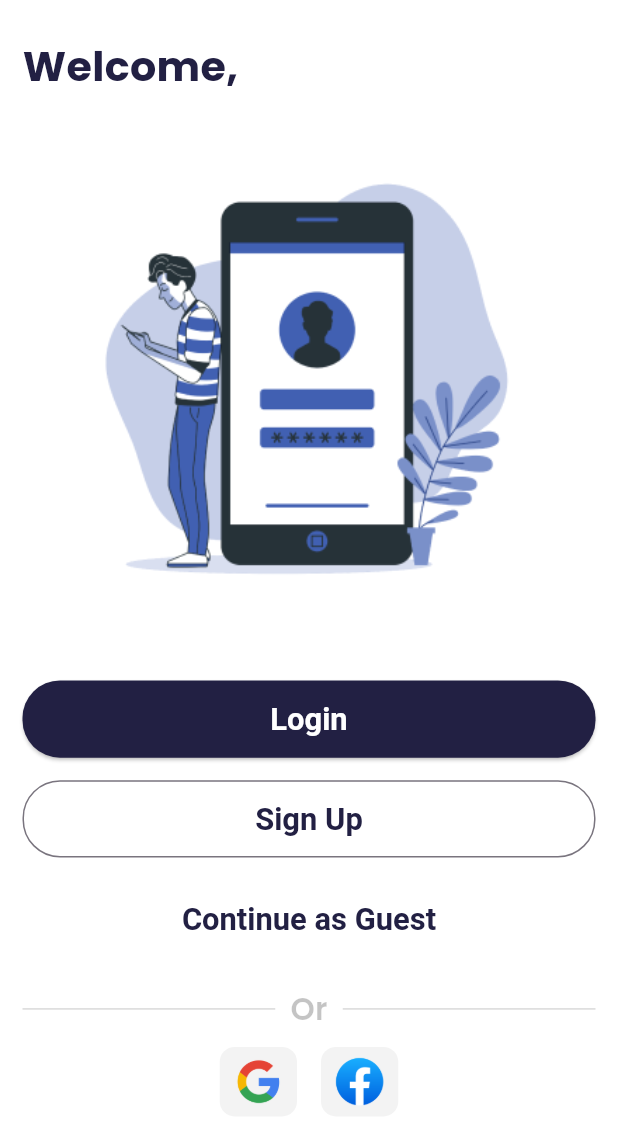
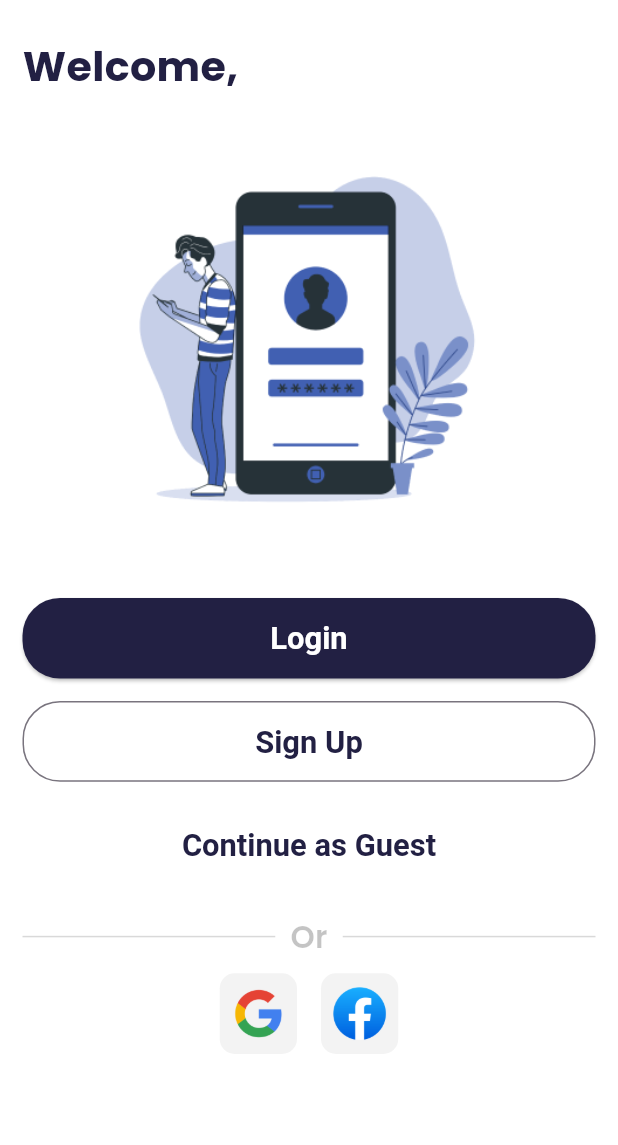
Before and after one commit to radyhaggag/bns360_graduation_project, a Flutter app: the screen it shows after launch, on a phone screen of 412 x 824 dp. Shown: the top 1145 px of the screen. Run offline on Flutter 3.47's test engine with Material 3 defaults, Android fonts, the phone set to English and light mode, and no system bars; our stand-ins replace animated_bottom_navigation_bar, bloc, carousel_slider, dartz, dio, dropdown_button2 and 12 more; accounts and stored records are empty.

Commit message:
refactor the responsive values

```diff
--- a/lib/bns360_app.dart
+++ b/lib/bns360_app.dart
@@ -17,16 +17,16 @@ class BNS360App extends StatelessWidget {
   Widget build(BuildContext context) {
     return BlocProvider<LocalizationBloc>(
       create: (context) => sl<LocalizationBloc>()..add(GetSavedLanguage()),
+      child: ScreenUtilInit(
+        designSize: const Size(360, 800),
+        minTextAdapt: true,
+        splitScreenMode: true,
         child: BlocBuilder<LocalizationBloc, LocalizationState>(
           builder: (context, state) {
             ScreenUtil.init(context);
             ThemeConfig.configureStatusBarColor();
             if (state is ChangeLocalState) {
-            return ScreenUtilInit(
-              designSize: const Size(360, 800),
-              minTextAdapt: true,
-              splitScreenMode: true,
-              child: MaterialApp(
+              return MaterialApp(
                 supportedLocales: S.delegate.supportedLocales,
                 localizationsDelegates: const [
                   S.delegate,
@@ -40,12 +40,12 @@ class BNS360App extends StatelessWidget {
                 theme: ThemeConfig.getLightTheme(),
                 onGenerateRoute: RouteConfig.getRoute,
                 initialRoute: Routes.splash,
-              ),
               );
             }
             return const SizedBox();
           },
         ),
+      ),
     );
   }
 }
--- a/lib/core/widgets/buttons/custom_buttons.dart
+++ b/lib/core/widgets/buttons/custom_buttons.dart
@@ -23,7 +23,7 @@ class CustomElevatedButton extends StatelessWidget {
   Widget build(BuildContext context) {
     return SizedBox(
       width: width ?? context.width,
-      height: height ?? 50.h,
+      height: height ?? 45.h,
       child: ElevatedButton(
         onPressed: onPressed,
         style: Theme.of(context).elevatedButtonTheme.style?.copyWith(
@@ -55,7 +55,7 @@ class CustomOutlinedButton extends StatelessWidget {
   Widget build(BuildContext context) {
     return SizedBox(
       width: width ?? context.width,
-      height: height ?? 50.h,
+      height: height ?? 45.h,
       child: OutlinedButton(
         onPressed: onPressed,
         style: Theme.of(context).outlinedButtonTheme.style?.copyWith(
@@ -87,7 +87,7 @@ class CustomTextButton extends StatelessWidget {
   Widget build(BuildContext context) {
     return SizedBox(
       width: width ?? context.width,
-      height: height ?? 50.h,
+      height: height ?? 45.h,
       child: TextButton(
         onPressed: onPressed,
         style: Theme.of(context).textButtonTheme.style?.copyWith(
--- a/lib/core/widgets/buttons/custom_loading_buttons.dart
+++ b/lib/core/widgets/buttons/custom_loading_buttons.dart
@@ -20,7 +20,7 @@ class CustomElevatedButtonWithLoading extends StatelessWidget {
   @override
   Widget build(BuildContext context) {
     return SizedBox(
-      height: height ?? 50.h,
+      height: height ?? 45.h,
       child: AnimatedCrossFade(
         duration: const Duration(milliseconds: 250),
         firstChild: CustomElevatedButton(
@@ -52,7 +52,7 @@ class CustomOutlinedButtonWithLoading extends StatelessWidget {
   @override
   Widget build(BuildContext context) {
     return SizedBox(
-      height: height ?? 50.h,
+      height: height ?? 45.h,
       child: AnimatedCrossFade(
         duration: const Duration(milliseconds: 250),
         firstChild: CustomOutlinedButton(
@@ -84,7 +84,7 @@ class CustomTextButtonWithLoading extends StatelessWidget {
   @override
   Widget build(BuildContext context) {
     return SizedBox(
-      height: height ?? 50.h,
+      height: height ?? 45.h,
       child: AnimatedCrossFade(
         duration: const Duration(milliseconds: 250),
         firstChild: CustomTextButton(
--- a/lib/core/widgets/category_details/category_details_image.dart
+++ b/lib/core/widgets/category_details/category_details_image.dart
@@ -14,8 +14,8 @@ class _CategoryDetailsImage extends StatelessWidget {
       child: CachedNetworkImage(
         imageUrl: imageUrl,
         width: 250.w,
-        height: 150.h,
-        fit: BoxFit.fill,
+        height: 125.h,
+        fit: BoxFit.cover,
       ),
     );
   }
--- a/lib/core/widgets/custom_dropdown.dart
+++ b/lib/core/widgets/custom_dropdown.dart
@@ -1,5 +1,6 @@
 import 'package:dropdown_button2/dropdown_button2.dart';
 import 'package:flutter/material.dart';
+import 'package:flutter_screenutil/flutter_screenutil.dart';
 
 import '../utils/app_colors.dart';
 import '../utils/app_styles.dart';
@@ -38,7 +39,7 @@ class _CustomDropdownState<T> extends State<CustomDropdown<T>> {
   @override
   Widget build(BuildContext context) {
     return Container(
-      height: 50,
+      height: 45.h,
       decoration: BoxDecoration(
         color: widget.dropdownColor ?? AppColors.hint,
         border: Border.all(color: AppColors.black25),
--- a/lib/features/auth/presentation/widgets/forgot_password/forgot_password_body.dart
+++ b/lib/features/auth/presentation/widgets/forgot_password/forgot_password_body.dart
@@ -26,7 +26,7 @@ class ForgotPasswordBody extends StatelessWidget {
               AppAssets.forgotPassword,
               alignment: Alignment.center,
               width: context.width,
-              height: context.height / 2.4,
+              height: context.height / 3,
             ),
             Text(
               S.of(context).forgotPassword,
--- a/lib/features/auth/presentation/widgets/login/login_body.dart
+++ b/lib/features/auth/presentation/widgets/login/login_body.dart
@@ -23,7 +23,7 @@ class LoginBody extends StatelessWidget {
         child: Column(
           crossAxisAlignment: CrossAxisAlignment.center,
           children: [
-            SizedBox(height: 100.h),
+            SizedBox(height: 80.h),
             Text(
               S.of(context).loginMsg,
               style: AppStyles.getBoldStyle(color: AppColors.primary),
--- a/lib/features/auth/presentation/widgets/login/login_btn.dart
+++ b/lib/features/auth/presentation/widgets/login/login_btn.dart
@@ -1,6 +1,5 @@
 import 'package:flutter/material.dart';
 import 'package:flutter_bloc/flutter_bloc.dart';
-import 'package:flutter_screenutil/flutter_screenutil.dart';
 
 import '../../../../../core/widgets/buttons/custom_loading_buttons.dart';
 import '../../../../../generated/l10n.dart';
@@ -15,7 +14,6 @@ class LoginBtn extends StatelessWidget {
     return BlocBuilder<AuthBloc, AuthState>(
       builder: (context, state) {
         return CustomElevatedButtonWithLoading(
-          height: 50.h,
           onPressed: onPressed,
           label: S.of(context).login,
           isLoading: state is LoginLoadingState,
--- a/lib/features/auth/presentation/widgets/login/not_have_account_tile.dart
+++ b/lib/features/auth/presentation/widgets/login/not_have_account_tile.dart
@@ -20,7 +20,7 @@ class NotHaveAccountTile extends StatelessWidget {
         ),
         const SizedBox(width: 10),
         InkWell(
-          onTap: () => Navigator.of(context).popAndPushNamed(
+          onTap: () => Navigator.of(context).pushNamed(
             Routes.signUp,
           ),
           child: Text(
--- a/lib/features/auth/presentation/widgets/sign_up/have_account_tile.dart
+++ b/lib/features/auth/presentation/widgets/sign_up/have_account_tile.dart
@@ -20,7 +20,7 @@ class HaveAccountTile extends StatelessWidget {
         ),
         const SizedBox(width: 10),
         InkWell(
-          onTap: () => Navigator.of(context).popAndPushNamed(
+          onTap: () => Navigator.of(context).pushNamed(
             Routes.login,
           ),
           child: Text(
--- a/lib/features/auth/presentation/widgets/welcome/welcome_body.dart
+++ b/lib/features/auth/presentation/widgets/welcome/welcome_body.dart
@@ -39,7 +39,7 @@ class WelcomeBody extends StatelessWidget {
             Image.asset(
               AppAssets.welcomeVector,
               width: context.width,
-              height: context.height / 2.5,
+              height: context.height / 3,
             ),
             const SizedBox(height: 30),
             CustomElevatedButton(
@@ -57,8 +57,8 @@ class WelcomeBody extends StatelessWidget {
             ),
             const SizedBox(height: 15),
             CustomTextButton(
-              onPressed: () => Navigator.of(context).popAndPushNamed(
-                Routes.home,
+              onPressed: () => Navigator.of(context).pushNamed(
+                Routes.bottomNavBar,
               ),
               label: S.of(context).continueAsGuest,
             ),
--- a/lib/features/home/presentation/widgets/explore_places_section/explore_places_builder.dart
+++ b/lib/features/home/presentation/widgets/explore_places_section/explore_places_builder.dart
@@ -33,7 +33,7 @@ class _ExplorePlacesBuilder extends StatelessWidget {
             ),
             scrollDirection: Axis.horizontal,
             width: context.width,
-            height: 330.h,
+            height: 275.h,
           ),
         );
       },
--- a/lib/features/home/presentation/widgets/home_body.dart
+++ b/lib/features/home/presentation/widgets/home_body.dart
@@ -17,7 +17,7 @@ class HomeBody extends StatelessWidget {
         child: Column(
           children: [
             HomeSliderSection(),
-            SizedBox(height: 30),
+            SizedBox(height: 50),
             Padding(
               padding: EdgeInsets.symmetric(
                 horizontal: kHorizontalPadding,
--- a/lib/features/home/presentation/widgets/home_slider/carousel_slider_builder.dart
+++ b/lib/features/home/presentation/widgets/home_slider/carousel_slider_builder.dart
@@ -23,7 +23,7 @@ class _CarouselSliderBuilder extends StatelessWidget {
         );
       },
       options: CarouselOptions(
-        height: 160.h,
+        height: 130.h,
         autoPlay: true,
         enlargeCenterPage: true,
         viewportFraction: .80,
--- a/pubspec.yaml
+++ b/pubspec.yaml
@@ -57,7 +57,7 @@ dependencies:
 dev_dependencies:
   build_runner: ^2.4.6
   flutter_launcher_icons: ^0.13.1
-  flutter_lints: ^2.0.0
+  flutter_lints: ^3.0.1
   flutter_test:
     sdk: flutter
 
```
Also changed, not shown: lib/core/widgets/category_details/category_details_card.dart (+11 -2 lines), lib/core/widgets/category_details/category_details_rating_section.dart (+5 -3 lines), lib/core/widgets/category_details/category_name_and_description_section.dart (+5 -4 lines), pubspec.lock. Lines whose indentation alone changed are shown as unchanged.
